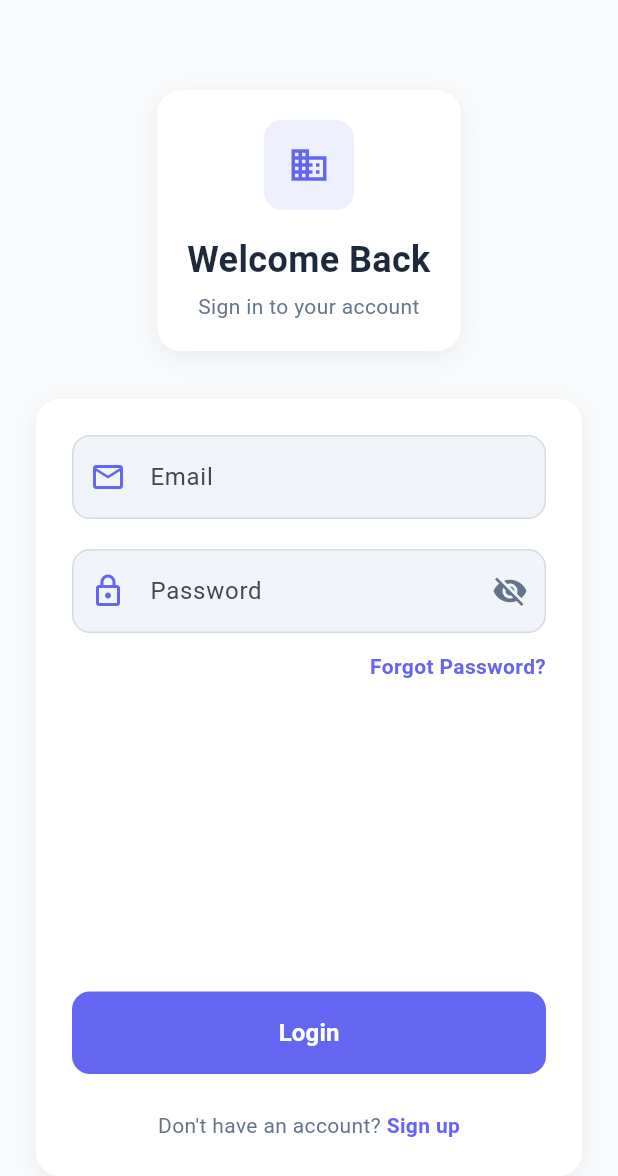
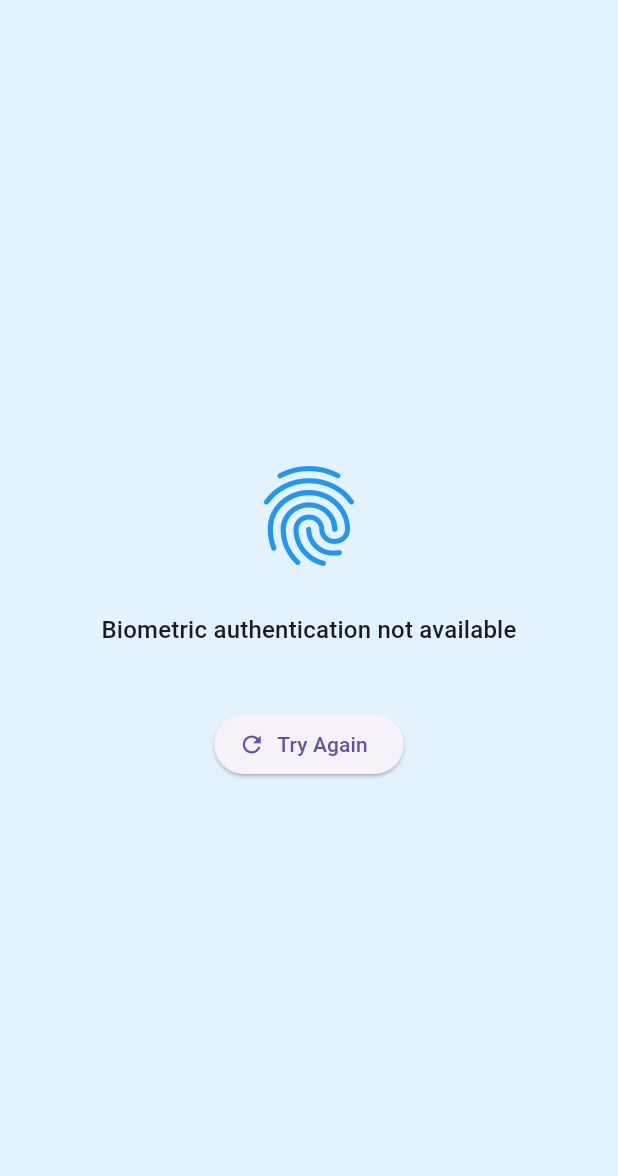
Before and after one commit to bdrdgcare16-mobile/gcare, a Flutter app: the screen it shows after launch, on a phone screen of 412 x 824 dp. Shown: the top 1176 px of the screen. Run offline on Flutter 3.47's test engine with Material 3 defaults, Android fonts, the light colour scheme and no system bars; our stand-ins replace camera, image_picker, local_auth, pdf, permission_handler, printing and 2 more; missing offline and left inert: postgres.

Commit message:
Biometric authnetication added

```diff
--- /dev/null
+++ b/lib/landing_screen.dart
@@ -0,0 +1,134 @@
+import 'package:flutter/material.dart';
+import 'package:local_auth/local_auth.dart';
+import 'package:flutter/services.dart';
+
+class LandingScreen extends StatefulWidget {
+  const LandingScreen({Key? key}) : super(key: key);
+
+  @override
+  State<LandingScreen> createState() => _LandingScreenState();
+}
+
+class _LandingScreenState extends State<LandingScreen> {
+  final LocalAuthentication _localAuth = LocalAuthentication();
+  bool _isAuthenticating = false;
+  String _statusMessage = 'Checking device capabilities...';
+
+  @override
+  void initState() {
+    super.initState();
+    _checkBiometricsAndAuthenticate();
+  }
+
+  // Check if device supports biometrics and start authentication
+  Future<void> _checkBiometricsAndAuthenticate() async {
+    bool canAuthenticate = false;
+    List<BiometricType> availableBiometrics = [];
+
+    try {
+      // Check if device supports biometric authentication
+      canAuthenticate = await _localAuth.canCheckBiometrics;
+
+      if (!canAuthenticate) {
+        _showError('Biometric authentication not available');
+        return;
+      }
+
+      // Get available biometric types
+      availableBiometrics = await _localAuth.getAvailableBiometrics();
+
+      if (availableBiometrics.isEmpty) {
+        _showError('No biometric authentication methods available');
+        return;
+      }
+
+      setState(() {
+        _isAuthenticating = true;
+        _statusMessage = 'Authenticating...';
+      });
+
+      // Try to authenticate with biometrics
+      final bool didAuthenticate = await _localAuth.authenticate(
+        localizedReason: 'Please authenticate to access the app',
+        options: const AuthenticationOptions(
+          stickyAuth: true,
+          biometricOnly: true, // Only use biometrics, not device credentials
+        ),
+      );
+
+      if (didAuthenticate) {
+        setState(() {
+        _isAuthenticating = true;
+        _statusMessage = 'Authenticated';
+      });
+        // Navigate to admin dashboard on success
+        if (mounted) {
+          Navigator.of(context).pushReplacementNamed('/admin-dashboard');
+        }
+      } else {
+        _showError('Authentication failed');
+      }
+    } on PlatformException catch (e) {
+      _showError('Authentication error: ${e.message}');
+    } finally {
+      if (mounted) {
+        setState(() {
+          _isAuthenticating = false;
+        });
+      }
+    }
+  }
+
+  void _showError(String message) {
+    if (!mounted) return;
+
+    setState(() {
+      _statusMessage = message;
+    });
+
+    ScaffoldMessenger.of(context).showSnackBar(
+      SnackBar(
+        content: Text(message),
+        duration: const Duration(seconds: 3),
+      ),
+    );
+  }
+
+  @override
+  Widget build(BuildContext context) {
+    return Scaffold(
+      body: Center(
+        child: Column(
+          mainAxisAlignment: MainAxisAlignment.center,
+          children: [
+            // App logo or icon
+            const Icon(
+              Icons.fingerprint,
+              size: 80,
+              color: Colors.blue,
+            ),
+            const SizedBox(height: 24),
+            // Authentication status message
+            Text(
+              _statusMessage,
+              style: Theme.of(context).textTheme.titleMedium,
+              textAlign: TextAlign.center,
+            ),
+            const SizedBox(height: 24),
+            // Loading indicator when authenticating
+            if (_isAuthenticating)
+              const CircularProgressIndicator(),
+            const SizedBox(height: 16),
+            // Retry button in case of failure
+            if (!_isAuthenticating && _statusMessage != 'Authenticating...')
+              ElevatedButton.icon(
+                onPressed: _checkBiometricsAndAuthenticate,
+                icon: const Icon(Icons.refresh),
+                label: const Text('Try Again'),
+              ),
+          ],
+        ),
+      ),
+    );
+  }
+}
--- a/lib/login_screen.dart
+++ b/lib/login_screen.dart
@@ -82,7 +82,7 @@ class _LoginScreenState extends State<LoginScreen> {
                       ),
                       const SizedBox(height: 16),
                       Text(
-                        'Welcome Back',
+                        'Welcome Back123',
                         style: TextStyle(
                           color: mainTextColor,
                           fontSize: 24,
--- a/lib/main.dart
+++ b/lib/main.dart
@@ -1,9 +1,11 @@
 import 'package:flutter/material.dart';
 import 'package:provider/provider.dart';
 import 'login_screen.dart';
+import 'admin_dashboard_screen.dart';
 import 'services/user_session.dart';
 import 'providers/realtime_provider.dart';
 import 'providers/reports_provider.dart';
+import 'landing_screen.dart';
 
 void main() async {
   WidgetsFlutterBinding.ensureInitialized();
@@ -34,8 +36,12 @@ class MyApp extends StatelessWidget {
         ChangeNotifierProvider(create: (_) => ReportsProvider()),
       ],
       child: MaterialApp(
-        title: 'Nishali - Employee Management',
-        home: const LoginScreen(),
+        title: 'Nishali - Employee Management123',
+        initialRoute: '/',
+        routes: {
+          '/': (context) => const LandingScreen(),
+          '/admin-dashboard': (context) => const AdminDashboardScreen(userName: 'Admin'),
+        },
         debugShowCheckedModeBanner: false,
         theme: ThemeData(
           primarySwatch: Colors.blue,
--- a/pubspec.yaml
+++ b/pubspec.yaml
@@ -48,6 +48,7 @@ dependencies:
   image: ^4.1.7
   path_provider: ^2.1.2
   path: ^1.8.3
+  local_auth: ^2.2.0
 
   # NEW: Face recognition dependencies
   google_ml_kit: ^0.16.3
```
Also changed, not shown: 2 other files.
